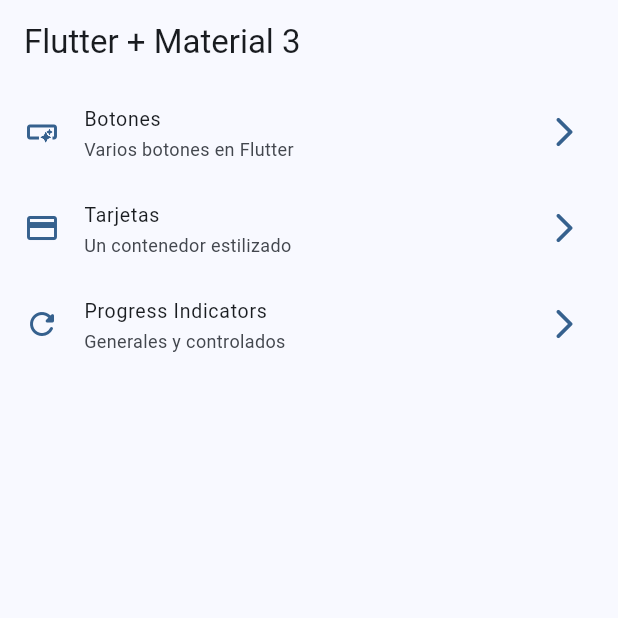
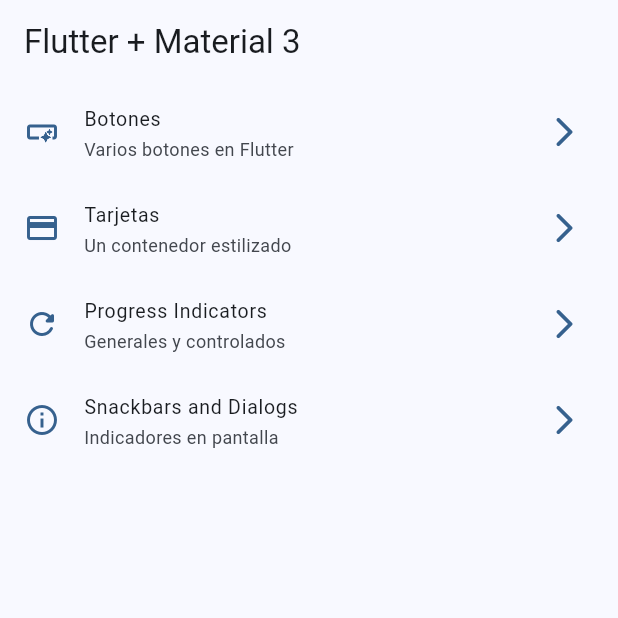
Before and after one commit to danlej/widgets_app, a Flutter app: the screen it shows after launch, on a phone screen of 412 x 824 dp, the top half of it. Run offline on Flutter 3.47's test engine with Material 3 defaults, Android fonts, the phone set to English and light mode, and no system bars; our stand-ins replace go_router.

Commit message:
Snackbars and dialogs screen finished.

```diff
--- a/lib/config/menu/menu_items.dart
+++ b/lib/config/menu/menu_items.dart
@@ -30,4 +30,9 @@ const appMenuItems = <MenuItem>[
       subTitle: 'Generales y controlados',
       link: '/progress',
       icon: Icons.refresh_rounded),
+  MenuItem(
+      title: 'Snackbars and Dialogs',
+      subTitle: 'Indicadores en pantalla',
+      link: '/snackbars',
+      icon: Icons.info_outline),
 ];
--- a/lib/config/router/app_router.dart
+++ b/lib/config/router/app_router.dart
@@ -25,5 +25,10 @@ final appRouter = GoRouter(
       name: ProgressScreen.name,
       builder: (context, state) => const ProgressScreen(),
     ),
+    GoRoute(
+      path: '/snackbars',
+      name: SnackbarScreen.name,
+      builder: (context, state) => const SnackbarScreen(),
+    ),
   ],
 );
--- a/lib/main.dart
+++ b/lib/main.dart
@@ -12,6 +12,7 @@ class MainApp extends StatelessWidget {
   @override
   Widget build(BuildContext context) {
     return MaterialApp.router(
+      title: 'Flutter Widgets',
       routerConfig: appRouter,
       debugShowCheckedModeBanner: false,
       theme: AppTheme(selectedColor: 0).getTheme(),
```
Also changed, not shown: lib/presentation/screens/snackbar/snackbar_screen.dart (+60 -1 lines).
